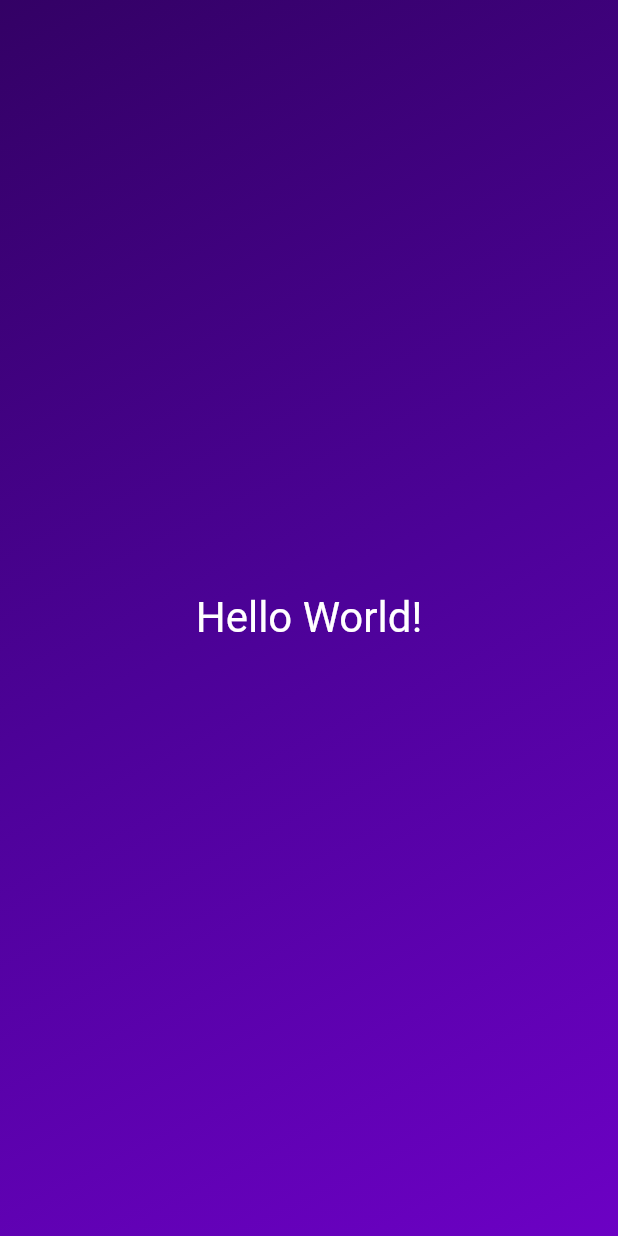
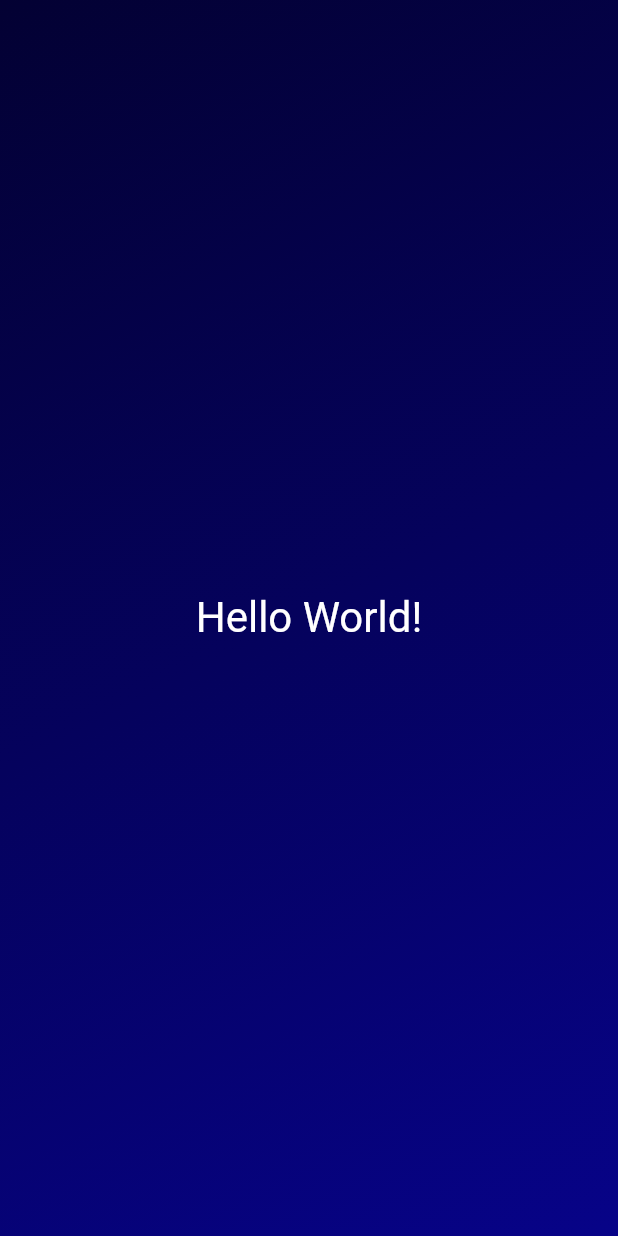
Before and after one commit to satyajeetmanu/dice_roller_flutter, a Flutter app: the screen it shows after launch, on a phone screen of 412 x 824 dp. Run offline on Flutter 3.47's test engine with Material 2 defaults, Android fonts, the phone set to English and light mode, and no system bars.

Commit message:
created a custom widget GradientContainer()

```diff
--- a/lib/main.dart
+++ b/lib/main.dart
@@ -2,15 +2,26 @@ import 'package:flutter/material.dart';
 
 void main() {
   runApp(
-    MaterialApp(
+    const MaterialApp(
       home: Scaffold(
-        body: Container(
+        body: GradientContainer(),
+      ),
+    ),
+  );
+}
+
+class GradientContainer extends StatelessWidget {
+  const GradientContainer({super.key});
+
+  @override
+  Widget build(BuildContext context) {
+    return Container(
       decoration: const BoxDecoration(
         gradient: LinearGradient(
           colors: [
-                Color.fromARGB(255, 51, 1, 101),
-                Color.fromARGB(255, 77, 2, 153),
-                Color.fromARGB(255, 108, 1, 196),
+            Color.fromARGB(255, 3, 1, 51),
+            Color.fromARGB(255, 5, 2, 93),
+            Color.fromARGB(255, 7, 3, 136),
           ],
           begin: Alignment.topLeft,
           end: Alignment.bottomRight,
@@ -22,8 +33,6 @@ void main() {
           style: TextStyle(fontSize: 28, color: Colors.white),
         ),
       ),
-        ),
-      ),
-    ),
     );
   }
+}
```
Lines whose indentation alone changed are shown as unchanged.
